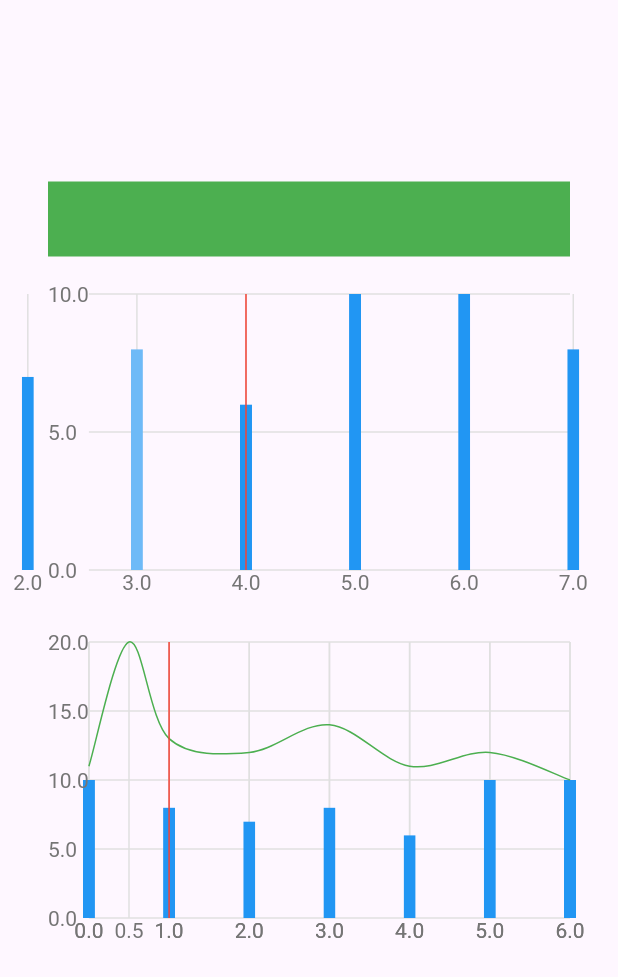
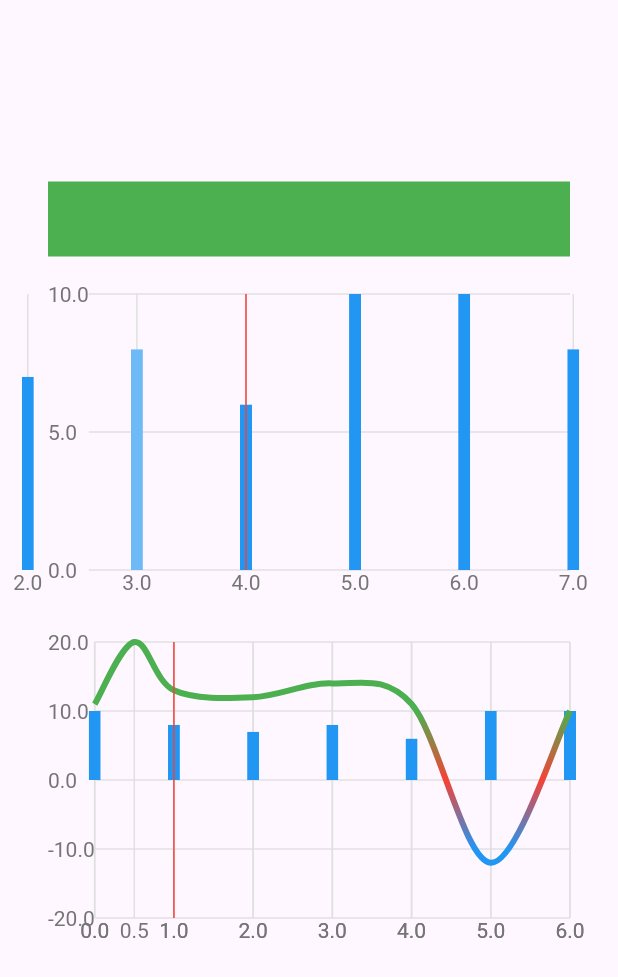
Before and after one commit to chargee-energy/chartee, a Flutter app: the screen it shows after launch, on a phone screen of 412 x 824 dp. Shown: the top 977 px of the screen. Run offline on Flutter 3.47's test engine with Material 3 defaults, Android fonts, the phone set to English and light mode, and no system bars; our stand-ins replace equatable.

Commit message:
Added gradient support for line layers

```diff
--- a/example/lib/main.dart
+++ b/example/lib/main.dart
@@ -313,19 +313,23 @@ class _MyAppState extends State<MyApp> {
                         ),
                       ],
                     ),
-                    const ChartLineLayer(
-                      items: [
+                    ChartLineLayer.gradient(
+                      items: const [
                         Point(x: 0, y: 11),
                         Point(x: 0.5, y: 20),
                         Point(x: 1, y: 13),
                         Point(x: 2, y: 12),
                         Point(x: 3, y: 14),
                         Point(x: 4, y: 11),
-                        Point(x: 5, y: 12),
+                        Point(x: 5, y: -12),
                         Point(x: 6, y: 10),
                       ],
-                      positiveColor: Colors.green,
-                      negativeColor: Colors.orange,
+                      lineWidth: 4,
+                      colors: {
+                        0: Colors.red,
+                        -10: Colors.blue,
+                        10: Colors.green,
+                      },
                       smoothness: 1,
                     ),
                     ChartSelectionLayer(
--- a/lib/models/chart_layer.dart
+++ b/lib/models/chart_layer.dart
@@ -170,10 +170,13 @@ class ChartBarLayer extends ChartItemLayer<BarStack> {
 /// This class extends [ChartItemLayer] and specializes in handling lines.
 class ChartLineLayer extends ChartItemLayer<Point> {
   /// The color of the line when the value is positive.
-  final Color positiveColor;
+  final Color? positiveColor;
 
   /// The color of the line when the value is negative.
-  final Color negativeColor;
+  final Color? negativeColor;
+
+  /// The colors of the line at each y value.
+  final Map<double, Color>? colors;
 
   /// The width of the line.
   final double lineWidth;
@@ -184,27 +187,63 @@ class ChartLineLayer extends ChartItemLayer<Point> {
   /// The smoothness of the line, if supplied the line will curve instead of hitting the exact points.
   final double? smoothness;
 
-  /// Creates a new instance of ChartLineLayer with the specified parameters.
+  /// Creates a new instance of ChartLineLayer with one solid color for the complete line.
+  ///
+  /// The [items] parameter is required and represents the list of points to connect with lines.
+  /// The [color] defines the color of the line.
+  /// The [lineWidth] specifies the width of the line (default is 1).
+  /// The [dashArray] is an optional list of values defining the dash pattern for the line.
+  /// The [smoothness] is an optional value to smooth the line.
+  const ChartLineLayer.solid({
+    required super.items,
+    required Color color,
+    this.lineWidth = 1,
+    this.dashArray,
+    this.smoothness,
+  })  : positiveColor = color,
+        negativeColor = null,
+        colors = null;
+
+  /// Creates a new instance of ChartLineLayer with different colors for the positive and negative portion of the chart.
   ///
   /// The [items] parameter is required and represents the list of points to connect with lines.
   /// The [positiveColor] and [negativeColor] define the colors for positive and negative values respectively.
   /// The [lineWidth] specifies the width of the line (default is 1).
   /// The [dashArray] is an optional list of values defining the dash pattern for the line.
   /// The [smoothness] is an optional value to smooth the line.
-  const ChartLineLayer({
+  const ChartLineLayer.positiveNegative({
     required super.items,
     required this.positiveColor,
     required this.negativeColor,
     this.lineWidth = 1,
     this.dashArray,
     this.smoothness,
-  });
+  }) : colors = null;
+
+  /// Creates a new instance of ChartLineLayer where colors can be defined for y values resulting in a gradient.
+  ///
+  /// The [items] parameter is required and represents the list of points to connect with lines.
+  /// The [colors] define the colors for each supplied y value, this must have at least 2 values.
+  /// The [lineWidth] specifies the width of the line (default is 1).
+  /// The [dashArray] is an optional list of values defining the dash pattern for the line.
+  /// The [smoothness] is an optional value to smooth the line.
+  ChartLineLayer.gradient({
+    required super.items,
+    required this.colors,
+    this.lineWidth = 1,
+    this.dashArray,
+    this.smoothness,
+  })  : positiveColor = null,
+        negativeColor = null {
+    assert(colors!.length >= 2);
+  }
 
   @override
   List<Object?> get props => [
         ...super.props,
         positiveColor,
         negativeColor,
+        colors,
         lineWidth,
         dashArray,
         smoothness,
--- a/lib/utils/layers.dart
+++ b/lib/utils/layers.dart
@@ -58,6 +58,7 @@ Widget getLayerWidget(
         :final items,
         :final positiveColor,
         :final negativeColor,
+        :final colors,
         :final lineWidth,
         :final dashArray,
         :final smoothness,
@@ -69,6 +70,7 @@ Widget getLayerWidget(
             points: items,
             positiveColor: positiveColor,
             negativeColor: negativeColor,
+            colors: colors,
             lineWidth: lineWidth,
             dashArray: dashArray,
             smoothness: smoothness,
--- a/lib/widgets/chart_line.dart
+++ b/lib/widgets/chart_line.dart
@@ -1,3 +1,4 @@
+import 'package:collection/collection.dart';
 import 'package:flutter/foundation.dart';
 import 'package:flutter/material.dart';
 
@@ -9,8 +10,9 @@ import '../utils/path.dart';
 class ChartLine extends StatelessWidget {
   final BoundingBox bounds;
   final List<Point> points;
-  final Color positiveColor;
-  final Color negativeColor;
+  final Color? positiveColor;
+  final Color? negativeColor;
+  final Map<double, Color>? colors;
   final double lineWidth;
   final List<double>? dashArray;
   final double? smoothness;
@@ -21,6 +23,7 @@ class ChartLine extends StatelessWidget {
     required this.points,
     required this.positiveColor,
     required this.negativeColor,
+    required this.colors,
     required this.lineWidth,
     required this.dashArray,
     required this.smoothness,
@@ -36,6 +39,7 @@ class ChartLine extends StatelessWidget {
           points: points,
           positiveColor: positiveColor,
           negativeColor: negativeColor,
+          colors: colors,
           lineWidth: lineWidth,
           dashArray: dashArray,
           smoothness: smoothness,
@@ -48,8 +52,9 @@ class ChartLine extends StatelessWidget {
 class _LinePainter extends CustomPainter {
   final BoundingBox bounds;
   final List<Point> points;
-  final Color positiveColor;
-  final Color negativeColor;
+  final Color? positiveColor;
+  final Color? negativeColor;
+  final Map<double, Color>? colors;
   final double lineWidth;
   final List<double>? dashArray;
   final double? smoothness;
@@ -57,18 +62,19 @@ class _LinePainter extends CustomPainter {
   late final _positivePaint = Paint()
     ..style = PaintingStyle.stroke
     ..strokeWidth = lineWidth
-    ..color = positiveColor;
+    ..color = positiveColor ?? Colors.transparent;
 
   late final _negativePaint = Paint()
     ..style = PaintingStyle.stroke
     ..strokeWidth = lineWidth
-    ..color = negativeColor;
+    ..color = negativeColor ?? Colors.transparent;
 
   _LinePainter({
     required this.bounds,
     required this.points,
     required this.positiveColor,
     required this.negativeColor,
+    required this.colors,
     required this.lineWidth,
     required this.dashArray,
     required this.smoothness,
@@ -93,6 +99,21 @@ class _LinePainter extends CustomPainter {
         path = createDashedPath(path, dashArray);
       }
 
+      if (colors case final colors?) {
+        final yValues = colors.keys.sorted((a, b) => a.compareTo(b));
+        canvas.drawPath(
+          path,
+          Paint()
+            ..style = PaintingStyle.stroke
+            ..strokeWidth = lineWidth
+            ..shader = LinearGradient(
+              begin: Alignment.bottomCenter,
+              end: Alignment.topCenter,
+              colors: yValues.map((y) => colors[y]!).toList(),
+              stops: yValues.map((y) => 1 - bounds.getFractionY(y)).toList(),
+            ).createShader(Offset.zero & size),
+        );
+      } else if (negativeColor != null) {
         paintChartPath(
           canvas,
           size,
@@ -101,6 +122,9 @@ class _LinePainter extends CustomPainter {
           _positivePaint,
           _negativePaint,
         );
+      } else {
+        canvas.drawPath(path, _positivePaint);
       }
     }
   }
+}
--- a/pubspec.yaml
+++ b/pubspec.yaml
@@ -1,6 +1,6 @@
 name: chartee
 description: Chartee is a versatile library supporting line, bar, and area charts for Flutter applications. Easily visualize data with customizable styles.
-version: 1.0.14
+version: 1.0.15
 homepage: https://github.com/chargee-energy/chartee
 
 environment:
```
Also changed, not shown: 1 other file. Lines whose indentation alone changed are shown as unchanged.
